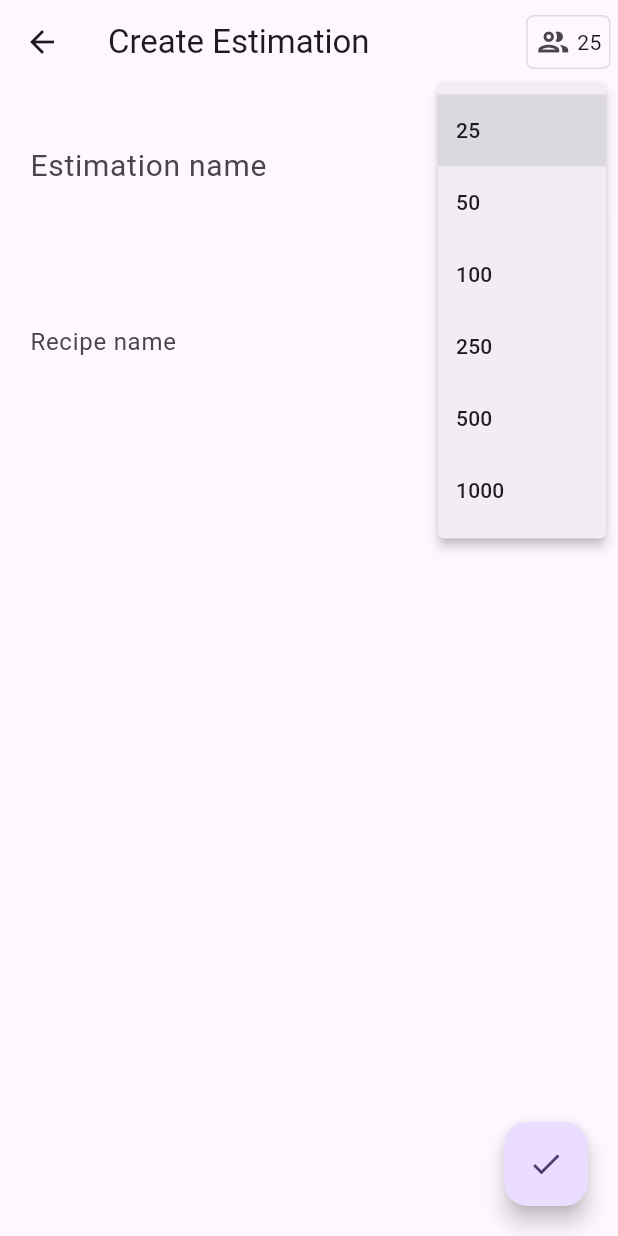
After one commit to nandeeshkamath/paka-mitra, a Flutter app: the CreateEstimation screen opened directly, after a tap on "25", on a phone screen of 412 x 824 dp. The commit adds this screen. Run offline on Flutter 3.47's test engine with Material 2 defaults, Android fonts, the phone set to English and light mode, and no system bars; our stand-ins replace flutter_speed_dial, sqflite, sqflite_common_ffi_web; accounts and stored records are empty.

Commit message:
Add estimation creation screen

```diff
--- /dev/null
+++ b/lib/create_estimate.dart
@@ -0,0 +1,404 @@
+import 'package:flutter/material.dart';
+import 'package:wing_cook/database/recipe_repository.dart';
+import 'package:wing_cook/model/ingredient.dart';
+import 'package:wing_cook/model/recipe.dart';
+
+class CreateEstimation extends StatefulWidget {
+  const CreateEstimation({super.key});
+
+  @override
+  State<StatefulWidget> createState() {
+    return _CreateEstimation();
+  }
+}
+
+class _CreateEstimation extends State<CreateEstimation> {
+  final _recipeNameController = TextEditingController();
+  int _sampleSize = 25;
+  late List<Recipe> _storedRecipes;
+  final List<RecipeForEstimation> _recipes = List<RecipeForEstimation>.generate(
+      1, (index) => RecipeForEstimation(index));
+  bool addButtonVisibility = false;
+  final _formKey = GlobalKey<FormState>();
+
+  Future<void> addRecipe(Recipe recipe) async {
+    await RecipesRepository.save(recipe);
+  }
+
+  int getIngredientCount() {
+    return getIngredientsForRecipe().length;
+  }
+
+  List<QuantifiedIngredient> getIngredientsForRecipe() {
+    if (_recipes.where((element) => element.recipe != null).isEmpty) {
+      return List.empty();
+    }
+    final intermediate = _recipes
+        .where((element) => element.recipe != null)
+        .where((e) => e.recipe!.ingredients.isNotEmpty == true)
+        .map((e) => e.recipe!.ingredients)
+        .expand((element) => element)
+        .toList();
+
+    Map<int, QuantifiedIngredient> merged = {};
+    for (QuantifiedIngredient quantified in intermediate) {
+      int id = quantified.ingredient.id;
+
+      if (!merged.containsKey(id)) {
+        merged[id] = quantified;
+      } else {
+        merged[id] = merged[id]!.merge(quantified);
+      }
+    }
+    return merged.values.toList();
+  }
+
+  @override
+  void didChangeDependencies() async {
+    super.didChangeDependencies();
+    final list = await RecipesRepository.getAll();
+    setState(() {
+      _storedRecipes = list;
+    });
+  }
+
+  @override
+  Widget build(BuildContext context) {
+    return Scaffold(
+      appBar: AppBar(
+        title: const Text('Create Estimation'),
+        actions: [
+          Padding(
+            padding: const EdgeInsets.symmetric(horizontal: 5),
+            child: PopupMenuButton(
+              offset: const Offset(0, 45),
+              initialValue: _sampleSize.toString(),
+              tooltip: 'Sample size',
+              onSelected: (value) {
+                setState(() {
+                  final parsed = int.tryParse(value.toString());
+                  if (parsed != null) {
+                    _sampleSize = parsed;
+                  }
+                });
+              },
+              itemBuilder: (BuildContext context) {
+                return sampleSizes.map((int choice) {
+                  return PopupMenuItem<String>(
+                    value: choice.toString(),
+                    child: Text(choice.toString()),
+                  );
+                }).toList();
+              },
+              child: Container(
+                decoration: BoxDecoration(
+                    borderRadius: BorderRadius.circular(5),
+                    border: Border.all(
+                      color: Colors.black12,
+                    )),
+                child: Padding(
+                  padding: const EdgeInsets.all(5),
+                  child: Row(
+                    children: [
+                      const Icon(Icons.people_outline_sharp),
+                      const Padding(
+                          padding: EdgeInsets.symmetric(horizontal: 2)),
+                      Text(_sampleSize.toString()),
+                    ],
+                  ),
+                ),
+              ),
+            ),
+          ),
+        ],
+      ),
+      floatingActionButtonLocation: FloatingActionButtonLocation.centerDocked,
+      floatingActionButton: Padding(
+        padding: const EdgeInsets.all(20.0),
+        child: Row(
+          mainAxisAlignment: MainAxisAlignment.spaceBetween,
+          children: <Widget>[
+            Visibility(
+              visible: addButtonVisibility,
+              child: FloatingActionButton(
+                heroTag: 'add_blank_recipe',
+                onPressed: () {
+                  setState(() {
+                    _recipes.add(RecipeForEstimation(_recipes.length - 1));
+                  });
+                },
+                child: const Icon(Icons.add),
+              ),
+            ),
+            FloatingActionButton(
+              heroTag: 'calculate_estimation',
+              onPressed: () {
+                // if (_formKey.currentState!.validate()) {
+                //   addRecipe(
+                //     Recipe(
+                //       _recipeNameController.text,
+                //       _sampleSize,
+                //       toQuantifiedIngredients(_recipes),
+                //     ),
+                //   );
+                // }
+
+                // Navigator.pop(context);
+              },
+              child: const Icon(Icons.done),
+            )
+          ],
+        ),
+      ),
+      body: Padding(
+        padding: const EdgeInsets.all(20),
+        child: Column(
+          children: [
+            const Padding(
+              padding: EdgeInsets.symmetric(vertical: 5),
+            ),
+            TextFormField(
+              controller: _recipeNameController,
+              keyboardType: TextInputType.name,
+              style: const TextStyle(
+                fontSize: 20,
+              ),
+              decoration: const InputDecoration(
+                hintText: 'Estimation name',
+                border: InputBorder.none,
+              ),
+              validator: (value) {
+                if (value == null || value.isEmpty) {
+                  return 'Please enter some text';
+                }
+                return null;
+              },
+            ),
+            const Padding(
+              padding: EdgeInsets.symmetric(vertical: 30),
+            ),
+            SizedBox(
+              height: MediaQuery.sizeOf(context).height * 0.4,
+              child: Form(
+                key: _formKey,
+                child: SingleChildScrollView(
+                  child: ListView.builder(
+                    padding: const EdgeInsets.symmetric(vertical: 5),
+                    itemCount: _recipes.length,
+                    shrinkWrap: true,
+                    itemBuilder: (BuildContext ctx, int index) {
+                      return Padding(
+                        key: ValueKey(_recipes[index].index),
+                        padding: const EdgeInsets.symmetric(vertical: 5),
+                        child: Row(
+                          mainAxisAlignment: MainAxisAlignment.center,
+                          children: [
+                            Autocomplete<Recipe>(
+                              optionsBuilder: (TextEditingValue editingValue) {
+                                if (editingValue.text == '') {
+                                  return const Iterable<Recipe>.empty();
+                                }
+                                return _storedRecipes.where((Recipe option) {
+                                  return option.name.toLowerCase().contains(
+                                      editingValue.text.toLowerCase());
+                                  //     &&
+                                  // !_recipes
+                                  //     .map((e) => e.recipe?.name)
+                                  //     .contains(option.name);
+                                }).take(3);
+                              },
+                              onSelected: (Recipe value) {
+                                setState(
+                                  () {
+                                    // _recipes[index].name = value.name;
+                                    // _recipes[index].id = value.id;
+                                    _recipes[index].recipe = value;
+
+                                    if (_recipes.length == 1 &&
+                                        addButtonVisibility == false) {
+                                      addButtonVisibility = true;
+                                    }
+                                  },
+                                );
+                              },
+                              fieldViewBuilder: (context, textEditingController,
+                                  focusNode, onFieldSubmitted) {
+                                _recipes[index].nameController =
+                                    textEditingController;
+
+                                return SizedBox(
+                                  width: MediaQuery.sizeOf(context).width * 0.8,
+                                  child: TextField(
+                                    focusNode: focusNode,
+                                    controller: textEditingController,
+                                    onSubmitted: (value) {
+                                      if (!_storedRecipes.any(
+                                          (element) => element.name == value)) {
+                                        setState(() {
+                                          _recipes[index].error =
+                                              'Invalid recipe selected.';
+                                        });
+                                      }
+                                      //  else if (_recipes
+                                      //     .map((e) => e.recipe?.name)
+                                      //     .contains(_recipes[index]
+                                      //         .nameController
+                                      //         .text)) {
+                                      //   setState(() {
+                                      //     _recipes[index].error =
+                                      //         'Duplicate recipe.';
+                                      //   });
+                                      // }
+                                    },
+                                    onTapOutside: (event) {
+                                      String input =
+                                          _recipes[index].nameController.text;
+                                      if (input.isNotEmpty) {
+                                        if (!_storedRecipes.any((element) =>
+                                            element.name ==
+                                            _recipes[index]
+                                                .nameController
+                                                .text)) {
+                                          setState(() {
+                                            _recipes[index].error =
+                                                'Invalid recipe selected.';
+                                          });
+                                        }
+                                        //   else if (_recipes
+                                        //       .map((e) => e.recipe?.name)
+                                        //       .contains(_recipes[index]
+                                        //           .nameController
+                                        //           .text)) {
+                                        //     setState(() {
+                                        //       _recipes[index].error =
+                                        //           'Duplicate recipe.';
+                                        //     });
+                                        //   }
+                                      }
+                                    },
+                                    onEditingComplete: () {
+                                      // _recipes[index].name =
+                                      //     textEditingController.text;
+                                      onFieldSubmitted();
+                                    },
+                                    decoration: InputDecoration(
+                                      border: InputBorder.none,
+                                      hintText: 'Recipe name',
+                                      errorText:
+                                          _recipes[index].error?.isNotEmpty ==
+                                                      true &&
+                                                  _recipes[index]
+                                                      .nameController
+                                                      .text
+                                                      .isNotEmpty
+                                              ? _recipes[index].error
+                                              : '',
+                                    ),
+                                  ),
+                                );
+                              },
+                              optionsViewBuilder:
+                                  (context, onSelected, options) {
+                                return Material(
+                                  child: ListView.separated(
+                                    shrinkWrap: true,
+                                    separatorBuilder: (context, index) =>
+                                        const Divider(),
+                                    itemBuilder: (context, index) {
+                                      final recipe = options.elementAt(index);
+                                      return GestureDetector(
+                                        onTap: () {
+                                          onSelected(recipe);
+                                        },
+                                        child: ListTile(
+                                          title: Text(
+                                            recipe.name,
+                                          ),
+                                        ),
+                                      );
+                                    },
+                                    itemCount: options.length,
+                                  ),
+                                );
+                              },
+                              displayStringForOption: (option) => option.name,
+                            ),
+                            IconButton(
+                              color: Colors.blue,
+                              icon: const Icon(Icons.remove),
+                              onPressed: () {
+                                setState(() {
+                                  // [TODO]nk: Clear values instead of delete row when length = 1
+                                  if (_recipes.length != 1) {
+                                    _recipes.removeAt(index);
+                                    if (_recipes.length == 1 &&
+                                        addButtonVisibility == true &&
+                                        _recipes[0].recipe == null) {
+                                      addButtonVisibility = false;
+                                    }
+                                  } else {
+                                    ScaffoldMessenger.of(context).showSnackBar(
+                                      const SnackBar(
+                                        content: Text(
+                                            'Estimation should include atleast one recipe.'),
+                                      ),
+                                    );
+                                  }
+                                });
+                              },
+                            ),
+                          ],
+                        ),
+                      );
+                    },
+                  ),
+                ),
+              ),
+            ),
+            Visibility(
+              visible: getIngredientCount() != 0,
+              child: const Divider(),
+            ),
+            Visibility(
+              visible: getIngredientCount() != 0,
+              child: SizedBox(
+                height: MediaQuery.sizeOf(context).height * 0.35,
+                child: SingleChildScrollView(
+                  child: Column(
+                    children: [
+                      const Text(
+                        'Ingredient estimation',
+                        textAlign: TextAlign.center,
+                        style: TextStyle(
+                          fontSize: 18,
+                        ),
+                      ),
+                      ListView.builder(
+                        shrinkWrap: true,
+                        padding: const EdgeInsets.symmetric(vertical: 20),
+                        itemCount: getIngredientCount(),
+                        itemBuilder: (context, index) {
+                          final ingredients = getIngredientsForRecipe();
+                          return SizedBox(
+                            height: 50,
+                            child: ListTile(
+                              title: Text(ingredients[index].ingredient.name),
+                              trailing: Text(
+                                ingredients[index].quantity.toString(),
+                                style: const TextStyle(fontSize: 16),
+                              ),
+                            ),
+                          );
+                        },
+                      ),
+                    ],
+                  ),
+                ),
+              ),
+            ),
+          ],
+        ),
+      ),
+    );
+  }
+}
--- a/lib/main.dart
+++ b/lib/main.dart
@@ -1,4 +1,5 @@
 import 'package:flutter/material.dart';
+import 'package:wing_cook/create_estimate.dart';
 import 'package:wing_cook/home.dart';
 
 void main() {
--- /dev/null
+++ b/lib/model/estimation.dart
@@ -0,0 +1,19 @@
+import 'package:wing_cook/model/recipe.dart';
+
+class Estimation {
+  int id = 0;
+  String name;
+  int sampleSize;
+  List<Recipe> recipes;
+
+  Estimation(this.name, this.sampleSize, this.recipes);
+
+  Estimation.withID(this.id, this.name, this.sampleSize, this.recipes);
+}
+
+class EstimationRecipeMap {
+  int estimationId;
+  int recipeId;
+
+  EstimationRecipeMap(this.estimationId, this.recipeId);
+}
--- a/lib/model/recipe.dart
+++ b/lib/model/recipe.dart
@@ -1,3 +1,4 @@
+import 'package:flutter/material.dart';
 import 'package:wing_cook/model/ingredient.dart';
 
 class Recipe {
@@ -16,6 +17,13 @@ class QuantifiedIngredient {
   double quantity;
 
   QuantifiedIngredient(this.ingredient, this.quantity);
+
+  QuantifiedIngredient merge(QuantifiedIngredient another) {
+    if (ingredient.id != another.ingredient.id) {
+      throw Exception('Different types cannot be merged!');
+    }
+    return QuantifiedIngredient(ingredient, quantity + another.quantity);
+  }
 }
 
 class RecipeIngredientMap {
@@ -24,6 +32,17 @@ class RecipeIngredientMap {
   double quantity;
 
   RecipeIngredientMap(this.recipeId, this.ingredientId, this.quantity);
+}
+
+class RecipeForEstimation {
+  int index;
+  // int id = 0;
+  // String? name;
+  TextEditingController nameController = TextEditingController();
+  String? error;
+  Recipe? recipe;
+
+  RecipeForEstimation(this.index);
 }
 
 Set<int> sampleSizes = {25, 50, 100, 250, 500, 1000};
@@ -47,6 +66,10 @@ Set<Recipe> stubRecipes() {
             Ingredient('Toor Dal', MeasuringUnit.kilogram, null), 5.5),
         QuantifiedIngredient(
             Ingredient('Sambar Powder', MeasuringUnit.kilogram, null), 3.1),
+        // QuantifiedIngredient(
+        //     Ingredient('Coconut grating', MeasuringUnit.kilogram, null), 1.5),
+        // QuantifiedIngredient(
+        //     Ingredient('Coconut oil', MeasuringUnit.liter, null), 1.1),
       },
     ),
     Recipe(
@@ -56,7 +79,9 @@ Set<Recipe> stubRecipes() {
         QuantifiedIngredient(
             Ingredient('Rava', MeasuringUnit.kilogram, null), 5.7),
         QuantifiedIngredient(
-            Ingredient('Coconut grating', MeasuringUnit.liter, null), 3.5),
+            Ingredient('Coconut grating', MeasuringUnit.kilogram, null), 3.5),
+        // QuantifiedIngredient(
+        //     Ingredient('Coconut oil', MeasuringUnit.liter, null), 1.8),
       },
     ),
     Recipe(
@@ -67,6 +92,8 @@ Set<Recipe> stubRecipes() {
             Ingredient('White rice', MeasuringUnit.kilogram, null), 10.9),
         QuantifiedIngredient(
             Ingredient('Turmeric', MeasuringUnit.kilogram, null), 0.5),
+        // QuantifiedIngredient(
+        //     Ingredient('Coconut oil', MeasuringUnit.liter, null), 1.3),
       },
     ),
   };
```
Also changed, not shown: lib/database/estimation_repository.dart (added, +123 -0 lines), lib/home.dart (+7 -5 lines), 1 other file.
